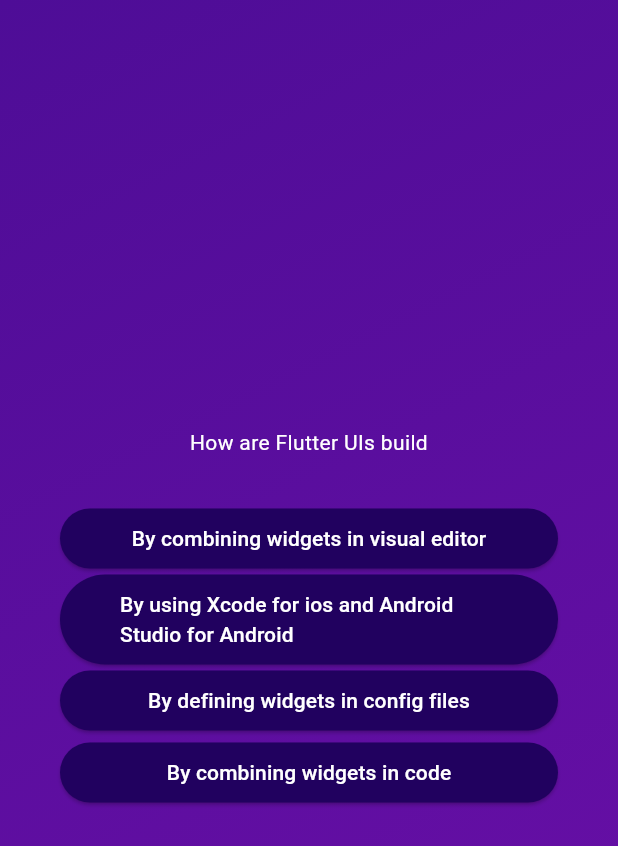
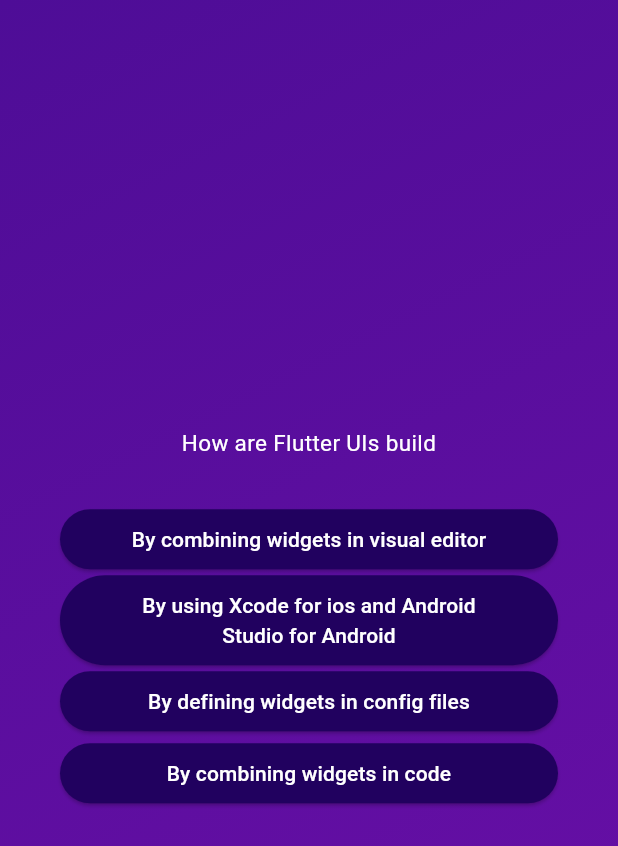
Before and after one commit to mohdshahzil/quiz_app, a Flutter app: the screen it shows after launch, after a tap on "Start Quiz", after a tap on "Components", on a phone screen of 412 x 824 dp. Shown: the top 846 px of the screen. Run offline on Flutter 3.47's test engine with Material 3 defaults, Android fonts, the phone set to English and light mode, and no system bars.

Commit message:
answer selection

```diff
--- a/lib/answer_button.dart
+++ b/lib/answer_button.dart
@@ -13,13 +13,16 @@ class AnswerButton extends StatelessWidget {
     return ElevatedButton(
       onPressed: onTap,
       style: ElevatedButton.styleFrom(
-        padding: const EdgeInsets.symmetric(horizontal: 40, vertical: 10),
+          padding: const EdgeInsets.symmetric(horizontal: 40, vertical: 10),
           backgroundColor: const Color.fromARGB(255, 33, 1, 95),
           foregroundColor: Colors.white,
           shape: RoundedRectangleBorder(
             borderRadius: BorderRadius.circular(40),
           )),
-      child: Text(answerText),
+      child: Text(
+        answerText,
+        textAlign: TextAlign.center,
+      ),
     );
   }
 }
--- a/lib/questions_screen.dart
+++ b/lib/question_screen.dart
@@ -1,9 +1,15 @@
 import 'package:flutter/material.dart';
+//import 'package:google_fonts/google_fonts.dart';
 import 'package:quiz_app/answer_button.dart';
 import 'package:quiz_app/data/questions.dart';
 
 class QuestionsScreen extends StatefulWidget {
-  const QuestionsScreen({super.key});
+  const QuestionsScreen({
+    super.key,
+    required this.onSelectAnswer,
+  });
+
+  final void Function(String answer) onSelectAnswer;
   @override
   State<QuestionsScreen> createState() {
     return _QuestionsScreenState();
@@ -13,7 +19,8 @@ class QuestionsScreen extends StatefulWidget {
 class _QuestionsScreenState extends State<QuestionsScreen> {
   var currentQuestionIndex = 0;
 
-  void answerQuestion() {
+  void answerQuestion(String selectedAnswer) {
+    widget.onSelectAnswer(selectedAnswer);
     setState(() {
       currentQuestionIndex += 1;
     });
@@ -32,7 +39,7 @@ class _QuestionsScreenState extends State<QuestionsScreen> {
           children: [
             Text(
               currentQuestion.text,
-              style: const TextStyle(color: Colors.white),
+              style: const TextStyle(color: Colors.white, fontSize: 15),
               textAlign: TextAlign.center,
             ),
             const SizedBox(height: 30),
@@ -40,7 +47,9 @@ class _QuestionsScreenState extends State<QuestionsScreen> {
               (answer) {
                 return AnswerButton(
                   answerText: answer,
-                  onTap: answerQuestion,
+                  onTap: () {
+                    answerQuestion(answer);
+                  },
                 );
               },
             )
--- a/lib/quiz.dart
+++ b/lib/quiz.dart
@@ -1,5 +1,7 @@
 import 'package:flutter/material.dart';
-import 'package:quiz_app/questions_screen.dart';
+import 'package:quiz_app/data/questions.dart';
+import 'package:quiz_app/question_screen.dart';
+
 import 'package:quiz_app/start_screen.dart';
 
 class Quiz extends StatefulWidget {
@@ -11,6 +13,7 @@ class Quiz extends StatefulWidget {
 }
 
 class _QuizState extends State<Quiz> {
+  List<String> selectedAnswers = [];
   var activeScreen = 'start-screen';
 
   void switchScreen() {
@@ -19,12 +22,24 @@ class _QuizState extends State<Quiz> {
     });
   }
 
+  void chooseAnswer(String answer) {
+    selectedAnswers.add(answer);
+    if (selectedAnswers.length == questions.length) {
+      setState(() {
+        selectedAnswers = [];
+        activeScreen = 'start-screen';
+      });
+    }
+  }
+
   @override
   Widget build(context) {
     Widget screenWidget = StartScreen(switchScreen);
 
     if (activeScreen == 'questions-screen') {
-      screenWidget = const QuestionsScreen();
+      screenWidget = QuestionsScreen(
+        onSelectAnswer: chooseAnswer,
+      );
     }
 
     return MaterialApp(
--- a/pubspec.yaml
+++ b/pubspec.yaml
@@ -34,6 +34,7 @@ dependencies:
   # The following adds the Cupertino Icons font to your application.
   # Use with the CupertinoIcons class for iOS style icons.
   cupertino_icons: ^1.0.2
+  google_fonts: 6.2.0
 
 dev_dependencies:
   flutter_test:
```
Also changed, not shown: pubspec.lock, 1 other file.
